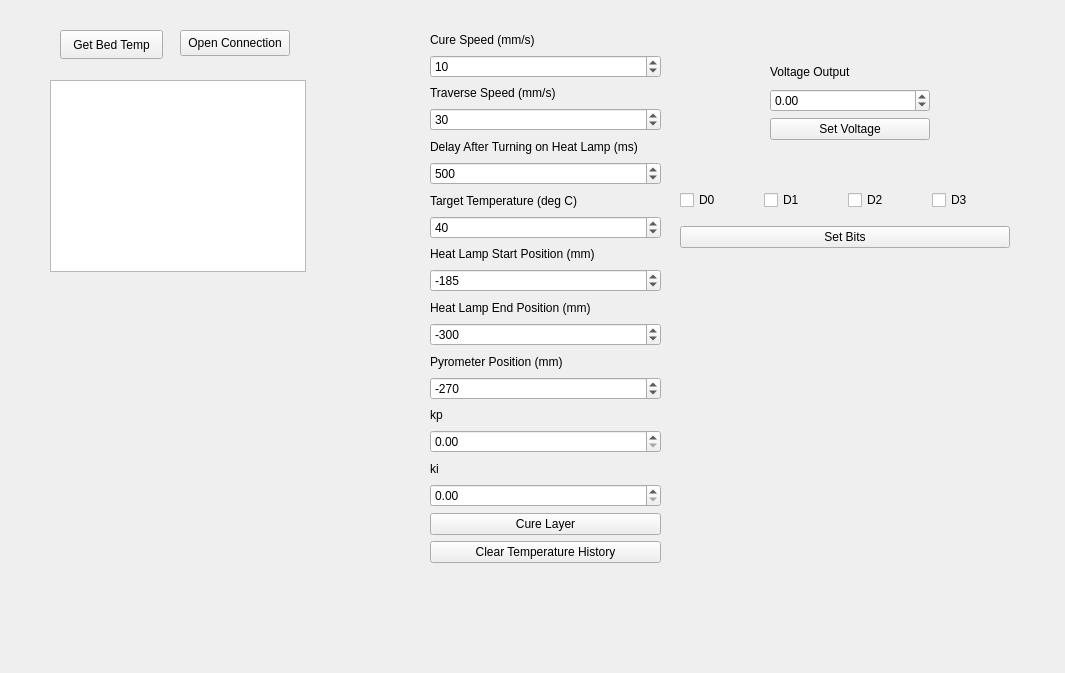
Above: src/ui/heatlampwidget.ui from BYUCreateResearchLab/CREATE_LAB_Binder_Jet_Printer before the change. Below: the same form after it.
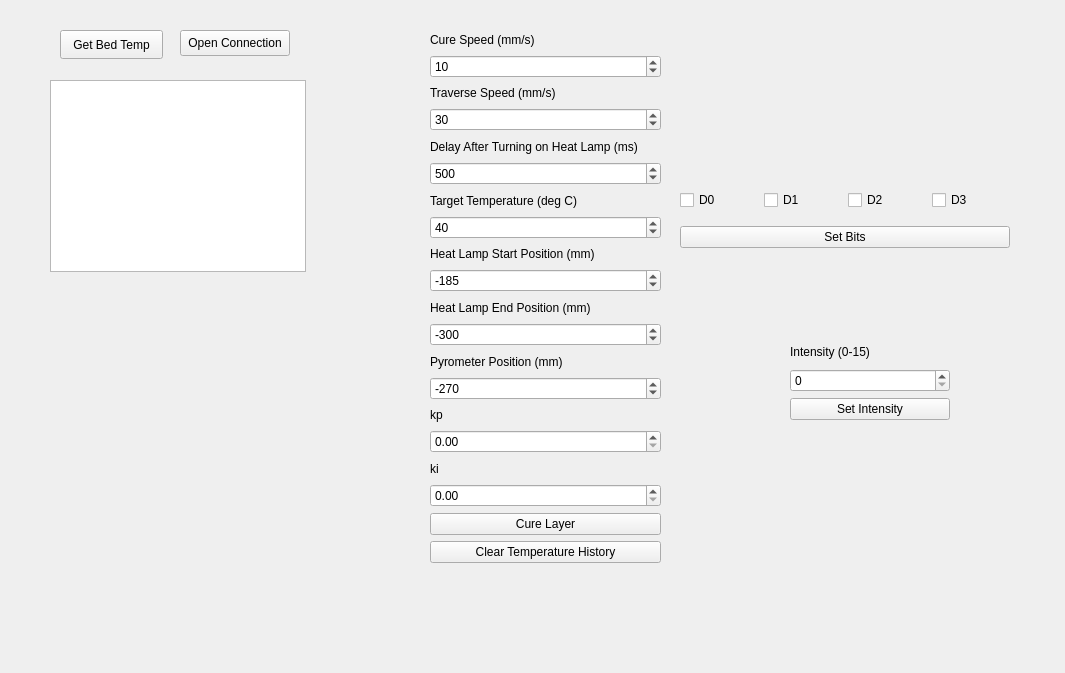
That is the form after the change.

```diff
--- a/src/ui/heatlampwidget.ui
+++ b/src/ui/heatlampwidget.ui
@@ -231,45 +231,6 @@
     </item>
    </layout>
   </widget>
-  <widget class="QWidget" name="verticalLayoutWidget_2">
-   <property name="geometry">
-    <rect>
-     <x>770</x>
-     <y>60</y>
-     <width>160</width>
-     <height>80</height>
-    </rect>
-   </property>
-   <layout class="QVBoxLayout" name="verticalLayout_2">
-    <item>
-     <widget class="QLabel" name="label_8">
-      <property name="text">
-       <string>Voltage Output</string>
-      </property>
-     </widget>
-    </item>
-    <item>
-     <widget class="QDoubleSpinBox" name="voltageInput">
-      <property name="minimum">
-       <double>-10.000000000000000</double>
-      </property>
-      <property name="maximum">
-       <double>10.000000000000000</double>
-      </property>
-      <property name="singleStep">
-       <double>0.100000000000000</double>
-      </property>
-     </widget>
-    </item>
-    <item>
-     <widget class="QPushButton" name="setVoltageButton">
-      <property name="text">
-       <string>Set Voltage</string>
-      </property>
-     </widget>
-    </item>
-   </layout>
-  </widget>
   <widget class="QWidget" name="verticalLayoutWidget_3">
    <property name="geometry">
     <rect>
@@ -321,6 +282,39 @@
     </item>
    </layout>
   </widget>
+  <widget class="QWidget" name="verticalLayoutWidget_4">
+   <property name="geometry">
+    <rect>
+     <x>790</x>
+     <y>340</y>
+     <width>160</width>
+     <height>80</height>
+    </rect>
+   </property>
+   <layout class="QVBoxLayout" name="verticalLayout_4">
+    <item>
+     <widget class="QLabel" name="label_11">
+      <property name="text">
+       <string>Intensity (0-15)</string>
+      </property>
+     </widget>
+    </item>
+    <item>
+     <widget class="QSpinBox" name="intensityInput">
+      <property name="maximum">
+       <number>15</number>
+      </property>
+     </widget>
+    </item>
+    <item>
+     <widget class="QPushButton" name="setIntensityButton">
+      <property name="text">
+       <string>Set Intensity</string>
+      </property>
+     </widget>
+    </item>
+   </layout>
+  </widget>
  </widget>
  <resources/>
  <connections/>
```
